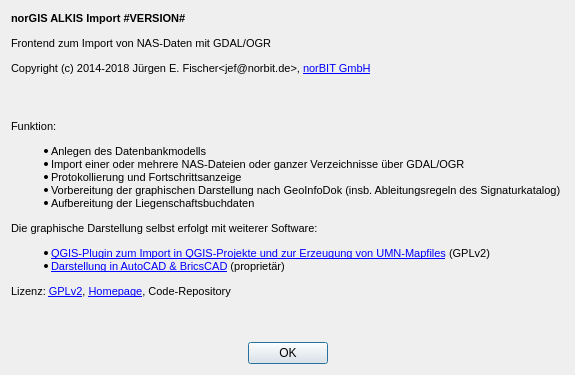
This is about.ui in norBIT/alkisimport as Qt 5 draws it before an edit. The edited form follows.
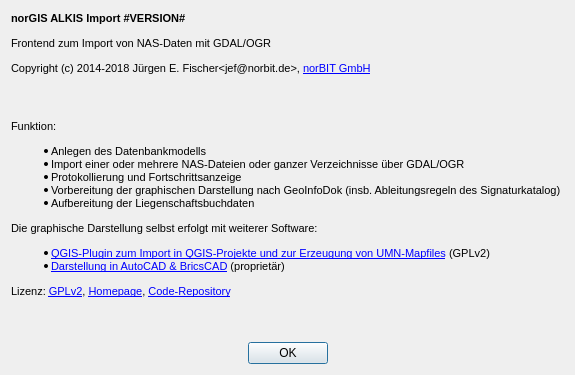
This is the edited form. Icons and pictures are not drawn.

```diff
--- a/about.ui
+++ b/about.ui
@@ -46,7 +46,7 @@
 &lt;ul&gt;
 &lt;li&gt;&lt;a href=&quot;http://www.norbit.de/75/&quot;&gt;QGIS-Plugin zum Import in QGIS-Projekte und zur Erzeugung von UMN-Mapfiles&lt;/span&gt;&lt;/a&gt; (GPLv2) &lt;/li&gt;
 &lt;li&gt;&lt;a href=&quot;http://www.norbit.de/76/&quot;&gt;Darstellung in AutoCAD &amp;amp; BricsCAD&lt;/span&gt;&lt;/a&gt; (proprietär) &lt;/li&gt;&lt;/ul&gt;
-&lt;p&gt;Lizenz: &lt;a href=&quot;http://www.gnu.org/licenses/old-licenses/gpl-2.0.en.html&quot;&gt;GPLv2&lt;/a&gt;, &lt;a href=&quot;http://www.norbit.de/68/&quot;&gt;Homepage&lt;/a&gt;, &lt;a href=&quot; https://github.com/norBIT/alkisimport&quot;&gt;Code-Repository&lt;/a&gt;&lt;/p&gt;
+&lt;p&gt;Lizenz: &lt;a href=&quot;http://www.gnu.org/licenses/old-licenses/gpl-2.0.en.html&quot;&gt;GPLv2&lt;/a&gt;, &lt;a href=&quot;http://www.norbit.de/68/&quot;&gt;Homepage&lt;/a&gt;, &lt;a href=&quot;https://github.com/norBIT/alkisimport&quot;&gt;Code-Repository&lt;/a&gt;&lt;/p&gt;
 &lt;br&gt;
 &lt;/body&gt;
 &lt;/html&gt;</string>
```
